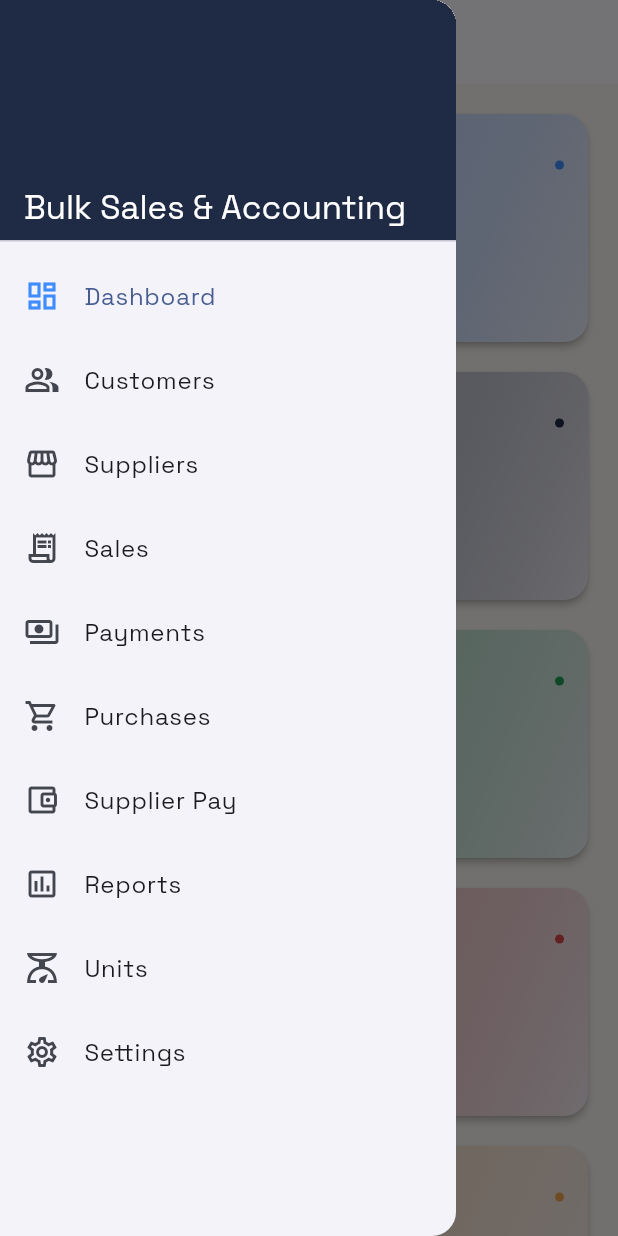
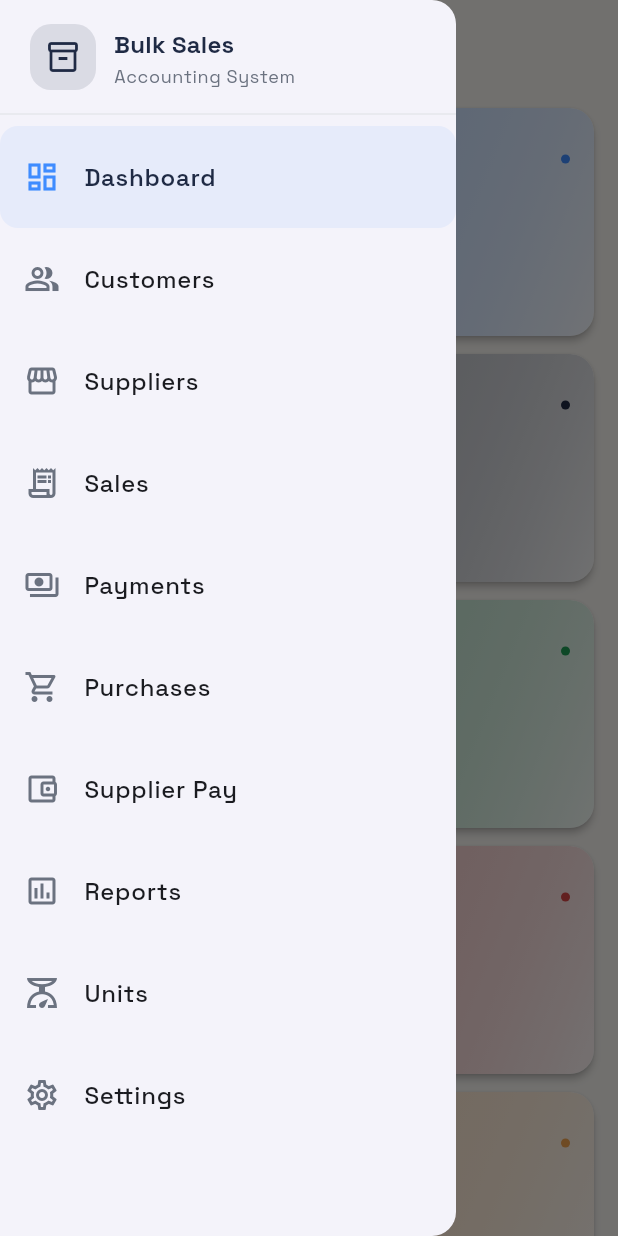
Before and after one commit to ahmadullahmukhlis/invest_system, a Flutter app: the screen it shows once a user with an empty profile is signed in, with the side drawer open, on a phone screen of 412 x 824 dp. Run offline on Flutter 3.47's test engine with Material 3 defaults, Android fonts, the phone set to English and light mode, and no system bars; our stand-ins replace connectivity_plus, firebase_auth, firebase_core, firebase_database, flutter_riverpod, google_fonts and 1 more; accounts and stored records are empty.

Commit message:
the dashboar dui is fxed

```diff
--- a/lib/app.dart
+++ b/lib/app.dart
@@ -12,21 +12,102 @@ class InvestSystemApp extends StatelessWidget {
   @override
   Widget build(BuildContext context) {
     final baseTextTheme = GoogleFonts.spaceGroteskTextTheme();
+    final colorScheme = ColorScheme.fromSeed(
+      seedColor: AppColors.indigo,
+      brightness: Brightness.light,
+    );
 
     return MaterialApp(
       title: 'Bulk Sales & Accounting',
       debugShowCheckedModeBanner: false,
       theme: ThemeData(
         useMaterial3: true,
-        colorScheme: ColorScheme.fromSeed(
-          seedColor: AppColors.indigo,
-          brightness: Brightness.light,
+        colorScheme: colorScheme,
+        scaffoldBackgroundColor: AppColors.canvas,
+        textTheme: baseTextTheme.apply(
+          bodyColor: const Color(0xFF1F2A44),
+          displayColor: const Color(0xFF1F2A44),
         ),
-        scaffoldBackgroundColor: AppColors.canvas,
-        textTheme: baseTextTheme,
-        inputDecorationTheme: const InputDecorationTheme(
-          border: OutlineInputBorder(),
+        appBarTheme: AppBarTheme(
+          backgroundColor: AppColors.canvas,
+          elevation: 0,
+          centerTitle: false,
+          surfaceTintColor: Colors.transparent,
+          iconTheme: const IconThemeData(color: AppColors.indigo),
+          titleTextStyle: baseTextTheme.titleLarge?.copyWith(
+            fontWeight: FontWeight.w700,
+            color: AppColors.indigo,
+          ),
+        ),
+        cardTheme: CardThemeData(
+          color: AppColors.card,
+          elevation: 1,
+          margin: EdgeInsets.zero,
+          shape: RoundedRectangleBorder(
+            borderRadius: BorderRadius.circular(16),
+          ),
+          clipBehavior: Clip.antiAlias,
+        ),
+        listTileTheme: const ListTileThemeData(
+          contentPadding: EdgeInsets.symmetric(horizontal: 16, vertical: 6),
+          dense: false,
+          minVerticalPadding: 10,
+        ),
+        dividerTheme: const DividerThemeData(
+          color: Color(0xFFE5E7EB),
+          thickness: 1,
+          space: 1,
+        ),
+        inputDecorationTheme: InputDecorationTheme(
           filled: true,
+          fillColor: Colors.white,
+          isDense: true,
+          contentPadding:
+              const EdgeInsets.symmetric(horizontal: 14, vertical: 12),
+          border: OutlineInputBorder(
+            borderRadius: BorderRadius.circular(12),
+            borderSide: const BorderSide(color: Color(0xFFE5E7EB)),
+          ),
+          enabledBorder: OutlineInputBorder(
+            borderRadius: BorderRadius.circular(12),
+            borderSide: const BorderSide(color: Color(0xFFE5E7EB)),
+          ),
+          focusedBorder: OutlineInputBorder(
+            borderRadius: BorderRadius.circular(12),
+            borderSide: BorderSide(color: colorScheme.primary, width: 1.5),
+          ),
+        ),
+        filledButtonTheme: FilledButtonThemeData(
+          style: FilledButton.styleFrom(
+            shape:
+                RoundedRectangleBorder(borderRadius: BorderRadius.circular(12)),
+            padding: const EdgeInsets.symmetric(horizontal: 18, vertical: 12),
+          ),
+        ),
+        textButtonTheme: TextButtonThemeData(
+          style: TextButton.styleFrom(
+            foregroundColor: AppColors.indigo,
+            shape:
+                RoundedRectangleBorder(borderRadius: BorderRadius.circular(10)),
+          ),
+        ),
+        snackBarTheme: SnackBarThemeData(
+          backgroundColor: AppColors.indigo,
+          contentTextStyle: baseTextTheme.bodyMedium?.copyWith(
+            color: Colors.white,
+          ),
+          behavior: SnackBarBehavior.floating,
+          shape:
+              RoundedRectangleBorder(borderRadius: BorderRadius.circular(12)),
+        ),
+        dialogTheme: DialogThemeData(
+          backgroundColor: AppColors.card,
+          shape:
+              RoundedRectangleBorder(borderRadius: BorderRadius.circular(16)),
+          titleTextStyle: baseTextTheme.titleMedium?.copyWith(
+            fontWeight: FontWeight.w700,
+            color: AppColors.indigo,
+          ),
         ),
       ),
       home: home,
--- a/lib/core/widgets/app_drawer.dart
+++ b/lib/core/widgets/app_drawer.dart
@@ -12,23 +12,48 @@ class AppDrawer extends ConsumerWidget {
     final selectedIndex = ref.watch(navIndexProvider);
 
     return Drawer(
+      child: SafeArea(
         child: Column(
           children: [
-          DrawerHeader(
-            decoration: const BoxDecoration(
-              color: AppColors.indigo,
+            Padding(
+              padding: const EdgeInsets.fromLTRB(20, 16, 20, 8),
+              child: Row(
+                children: [
+                  Container(
+                    padding: const EdgeInsets.all(10),
+                    decoration: BoxDecoration(
+                      color: AppColors.indigo.withOpacity(0.12),
+                      borderRadius: BorderRadius.circular(14),
                     ),
-            child: Align(
-              alignment: Alignment.bottomLeft,
-              child: Text(
-                'Bulk Sales & Accounting',
+                    child: const Icon(Icons.inventory_2_outlined,
+                        color: AppColors.indigo),
+                  ),
+                  const SizedBox(width: 12),
+                  Expanded(
+                    child: Column(
+                      crossAxisAlignment: CrossAxisAlignment.start,
+                      children: [
+                        Text(
+                          'Bulk Sales',
                           style: Theme.of(context)
                               .textTheme
-                    .titleLarge
-                    ?.copyWith(color: Colors.white),
+                              .titleMedium
+                              ?.copyWith(fontWeight: FontWeight.w700),
+                        ),
+                        const SizedBox(height: 2),
+                        Text(
+                          'Accounting System',
+                          style: Theme.of(context).textTheme.bodySmall?.copyWith(
+                                color: AppColors.muted,
                               ),
                         ),
+                      ],
                     ),
+                  ),
+                ],
+              ),
+            ),
+            const Divider(height: 16),
             Expanded(
               child: ListView.builder(
                 itemCount: navItems.length,
@@ -36,9 +61,22 @@ class AppDrawer extends ConsumerWidget {
                   final item = navItems[index];
                   final selected = index == selectedIndex;
                   return ListTile(
-                  leading: Icon(item.icon, color: selected ? AppColors.accent : null),
-                  title: Text(item.label),
+                    leading: Icon(
+                      item.icon,
+                      color: selected ? AppColors.accent : AppColors.muted,
+                    ),
+                    title: Text(
+                      item.label,
+                      style: TextStyle(
+                        color: selected ? AppColors.indigo : null,
+                        fontWeight: selected ? FontWeight.w600 : FontWeight.w500,
+                      ),
+                    ),
                     selected: selected,
+                    selectedTileColor: AppColors.accent.withOpacity(0.08),
+                    shape: RoundedRectangleBorder(
+                      borderRadius: BorderRadius.circular(12),
+                    ),
                     onTap: () {
                       ref.read(navIndexProvider.notifier).state = index;
                       Navigator.of(context).pop();
@@ -50,6 +88,7 @@ class AppDrawer extends ConsumerWidget {
             ),
           ],
         ),
+      ),
     );
   }
 }
```
Lines whose indentation alone changed are shown as unchanged.
